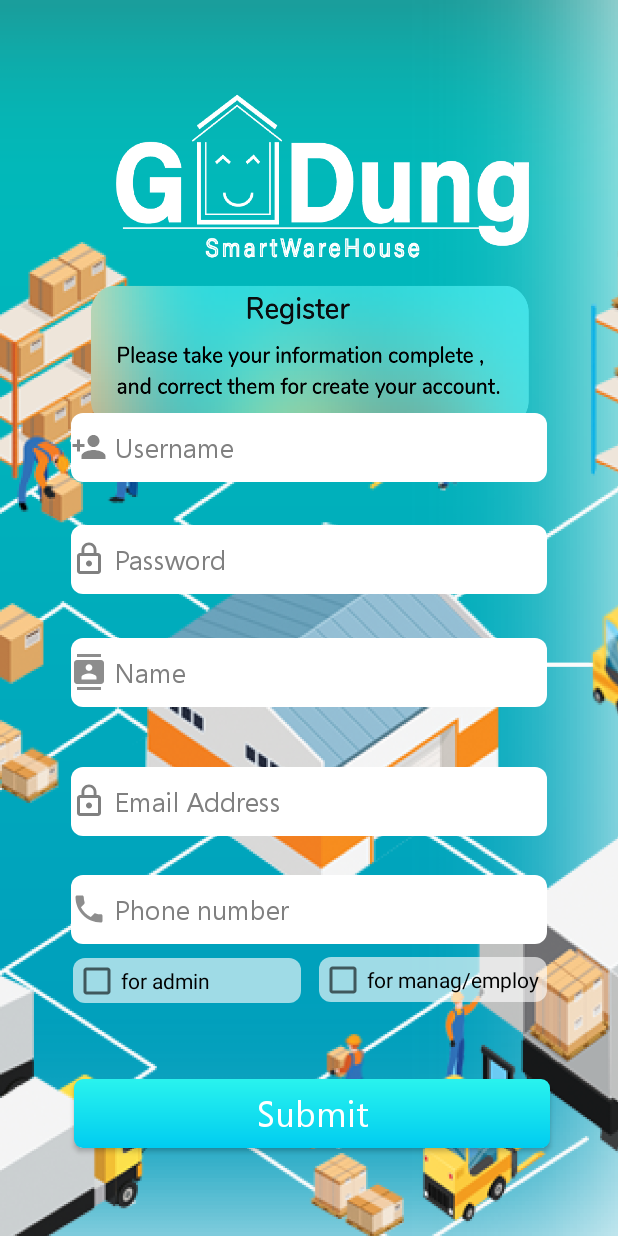
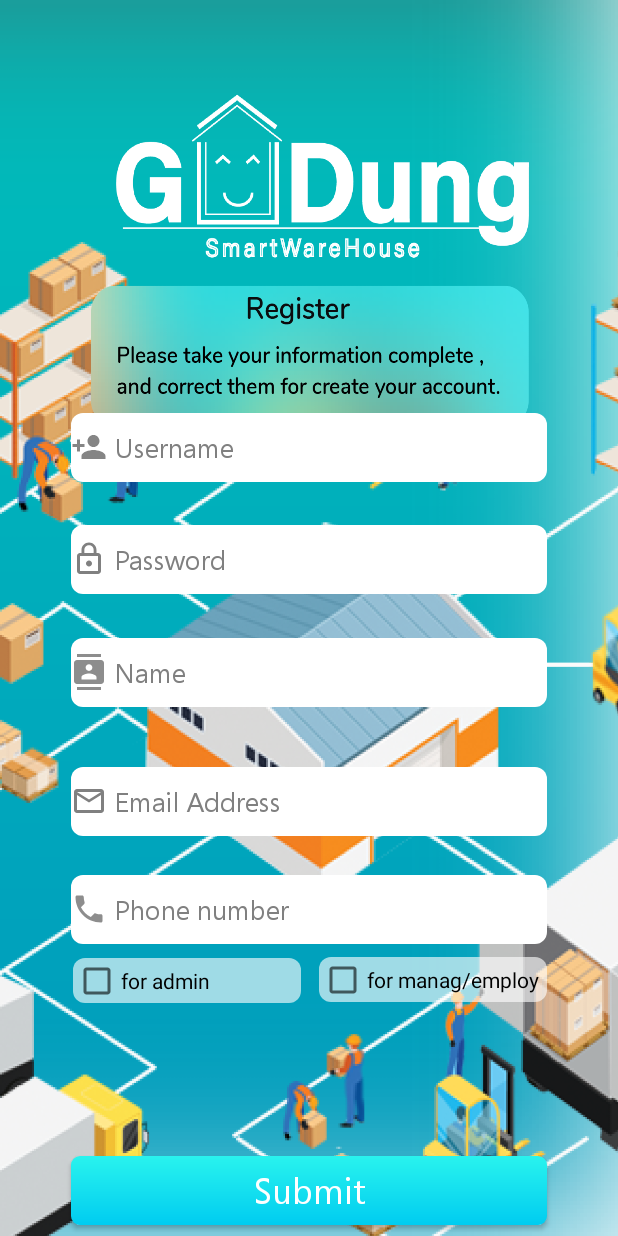
Before and after one commit to tammapon/warehouse, an Android app: the page_register screen opened directly, with no data from a screen before it, on a phone screen of 412 x 824 dp. Run offline under Robolectric (Android 15) with nearby library versions, the phone set to English and light mode, and no system bars; our stand-ins replace Firebase (no records; nobody signed in at launch, a user with empty details on screens opened directly).

Commit message:
update 2

```diff
--- a/app/src/main/res/layout/activity_page_register.xml
+++ b/app/src/main/res/layout/activity_page_register.xml
@@ -40,7 +40,7 @@
         android:ems="10"
         android:fontFamily="@font/segoe"
         android:hint="Password"
-        android:inputType="textEmailAddress"
+        android:inputType="textPassword"
         android:textColor="#000000"
         android:textColorHint="#808080"
         app:layout_constraintBottom_toBottomOf="parent"
@@ -76,13 +76,13 @@
         android:layout_height="46dp"
         android:layout_marginTop="500dp"
         android:background="@drawable/button_white"
-        android:drawableStart="@drawable/log"
-        android:drawableLeft="@drawable/log"
+        android:drawableStart="@drawable/ic_mail_outline_black_24dp"
+        android:drawableLeft="@drawable/ic_mail_outline_black_24dp"
         android:drawablePadding="5dp"
         android:ems="10"
         android:fontFamily="@font/segoe"
         android:hint="Email Address"
-        android:inputType="textPassword"
+        android:inputType="textEmailAddress"
         android:textColorHint="#808080"
         app:layout_constraintBottom_toBottomOf="parent"
         app:layout_constraintEnd_toEndOf="parent"
@@ -102,7 +102,7 @@
         android:ems="10"
         android:fontFamily="@font/segoe"
         android:hint="Phone number"
-        android:inputType="textPassword"
+        android:inputType="textEmailAddress"
         android:textColorHint="#808080"
         app:layout_constraintBottom_toBottomOf="parent"
         app:layout_constraintEnd_toEndOf="parent"
@@ -152,9 +152,8 @@
         android:textSize="24sp"
         app:layout_constraintBottom_toBottomOf="parent"
         app:layout_constraintEnd_toEndOf="parent"
-        app:layout_constraintHorizontal_bias="0.521"
         app:layout_constraintStart_toStartOf="parent"
         app:layout_constraintTop_toTopOf="parent"
-        app:layout_constraintVertical_bias="0.542" />
+        app:layout_constraintVertical_bias="0.942" />
 
 </androidx.constraintlayout.widget.ConstraintLayout>
```
